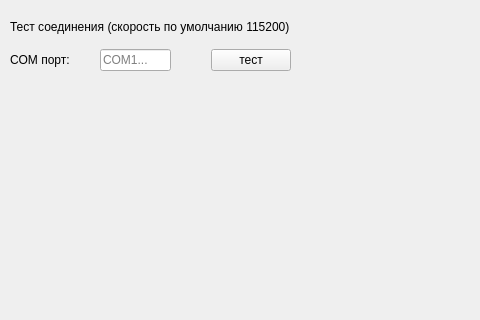
First picture: the form in qt_modbus_stend/stend_main_window.ui, repository akrabatt/qt_modbus_stend, before the edit; both pictures show x 0 to 480 and y 0 to 320 of the 1280 by 794 pixel window.
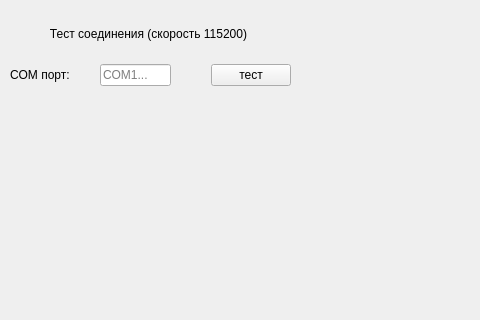
Second picture: the form after the edit.

What changed in the file:
```diff
--- a/qt_modbus_stend/stend_main_window.ui
+++ b/qt_modbus_stend/stend_main_window.ui
@@ -20,14 +20,14 @@
       <x>10</x>
       <y>10</y>
       <width>281</width>
-      <height>61</height>
+      <height>76</height>
      </rect>
     </property>
     <layout class="QVBoxLayout" name="verticalLayout">
      <item>
       <widget class="QLabel" name="just_lable_1">
        <property name="text">
-        <string>Тест соединения (скорость по умолчанию 115200)</string>
+        <string>            Тест соединения (скорость 115200)</string>
        </property>
       </widget>
      </item>
```
